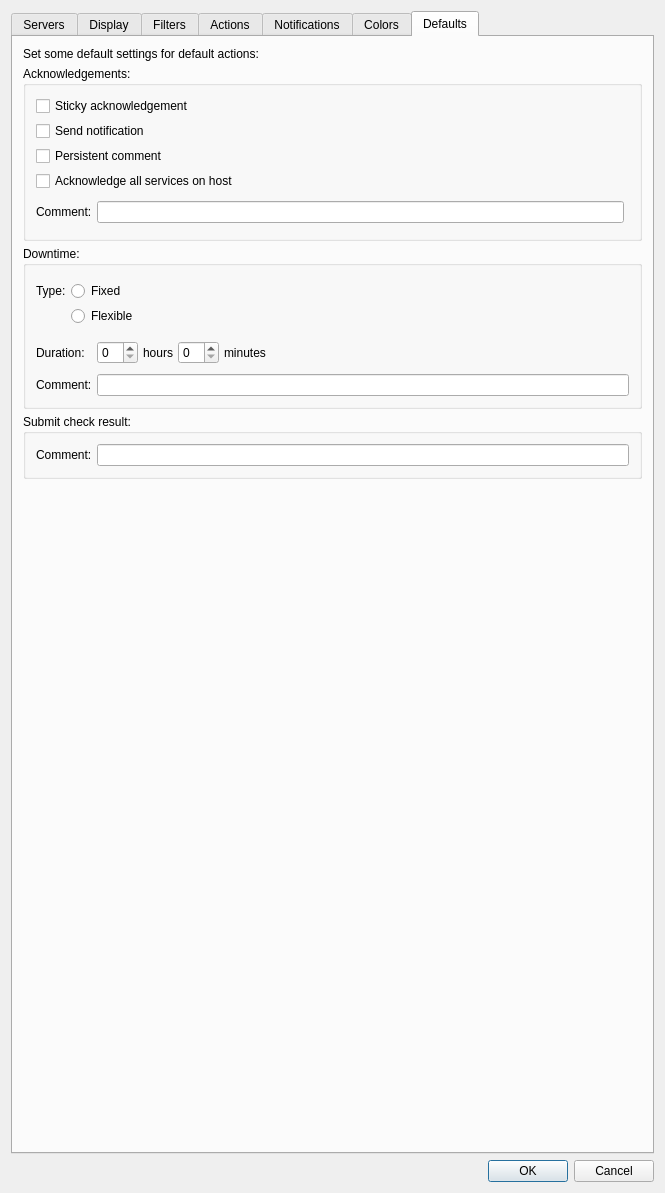
The window that Nagstamon/QUI/settings_main.ui (HenriWahl/Nagstamon) describes before a commit, drawn with Qt 5.
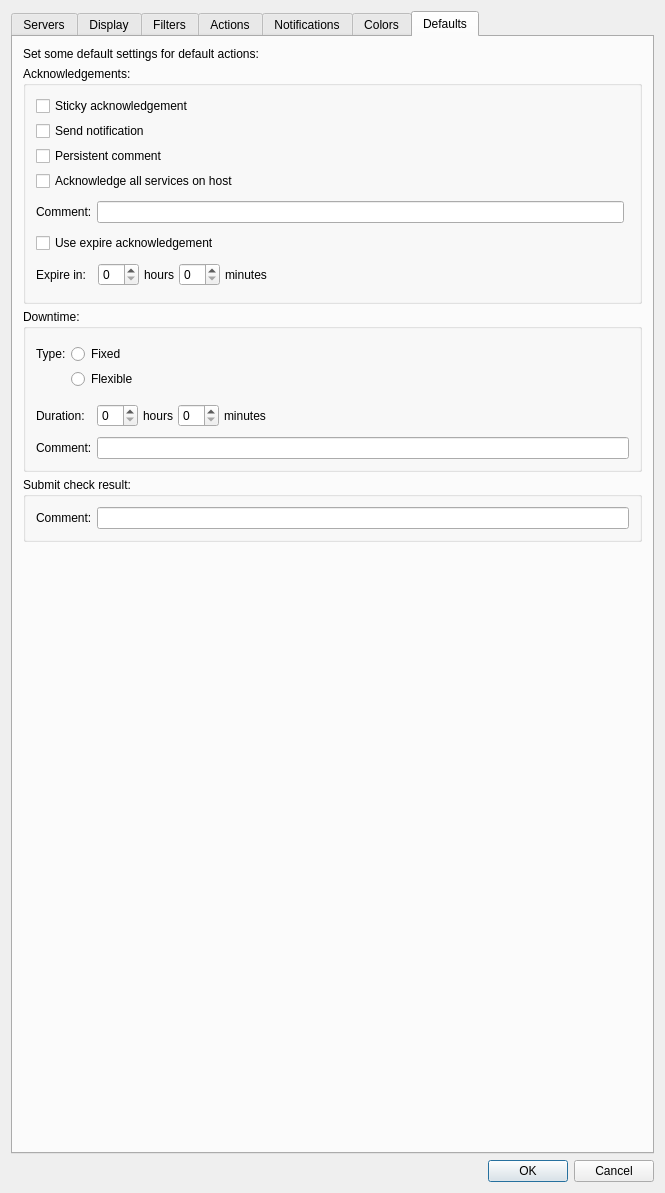
The same window after the commit.

Commit message: Add acknowledgement expire time to config and settings

What changed in the file:
```diff
--- a/Nagstamon/QUI/settings_main.ui
+++ b/Nagstamon/QUI/settings_main.ui
@@ -2853,6 +2853,81 @@
             </item>
            </layout>
           </item>
+          <item>
+           <widget class="QCheckBox" name="input_checkbox_defaults_acknowledge_expire">
+            <property name="enabled">
+             <bool>true</bool>
+            </property>
+            <property name="text">
+             <string>Use expire acknowledgement</string>
+            </property>
+           </widget>
+          </item>
+          <item>
+           <layout class="QHBoxLayout" name="horizontalLayout_7">
+            <property name="spacing">
+             <number>5</number>
+            </property>
+            <property name="leftMargin">
+             <number>0</number>
+            </property>
+            <property name="topMargin">
+             <number>5</number>
+            </property>
+            <property name="rightMargin">
+             <number>5</number>
+            </property>
+            <property name="bottomMargin">
+             <number>5</number>
+            </property>
+            <item>
+             <widget class="QLabel" name="label_expire_in">
+              <property name="sizePolicy">
+               <sizepolicy hsizetype="Preferred" vsizetype="Preferred">
+                <horstretch>0</horstretch>
+                <verstretch>0</verstretch>
+               </sizepolicy>
+              </property>
+              <property name="text">
+               <string>Expire in:  </string>
+              </property>
+             </widget>
+            </item>
+            <item>
+             <widget class="QSpinBox" name="input_spinbox_defaults_acknowledge_expire_duration_hours"/>
+            </item>
+            <item>
+             <widget class="QLabel" name="label_expire_in_hours">
+              <property name="text">
+               <string>hours</string>
+              </property>
+             </widget>
+            </item>
+            <item>
+             <widget class="QSpinBox" name="input_spinbox_defaults_acknowledge_expire_duration_minutes"/>
+            </item>
+            <item>
+             <widget class="QLabel" name="label_expire_in_minutes">
+              <property name="text">
+               <string>minutes</string>
+              </property>
+             </widget>
+            </item>
+            <item>
+             <spacer name="horizontalSpacer_6">
+              <property name="orientation">
+               <enum>Qt::Horizontal</enum>
+              </property>
+              <property name="sizeHint" stdset="0">
+               <size>
+                <width>40</width>
+                <height>20</height>
+               </size>
+              </property>
+             </spacer>
+            </item>
+           </layout>
+          </item>
          </layout>
         </widget>
        </item>
```
Left out of the diff: 100 changed lines with no effect on the pictures. The commit also changes 3 other files.
